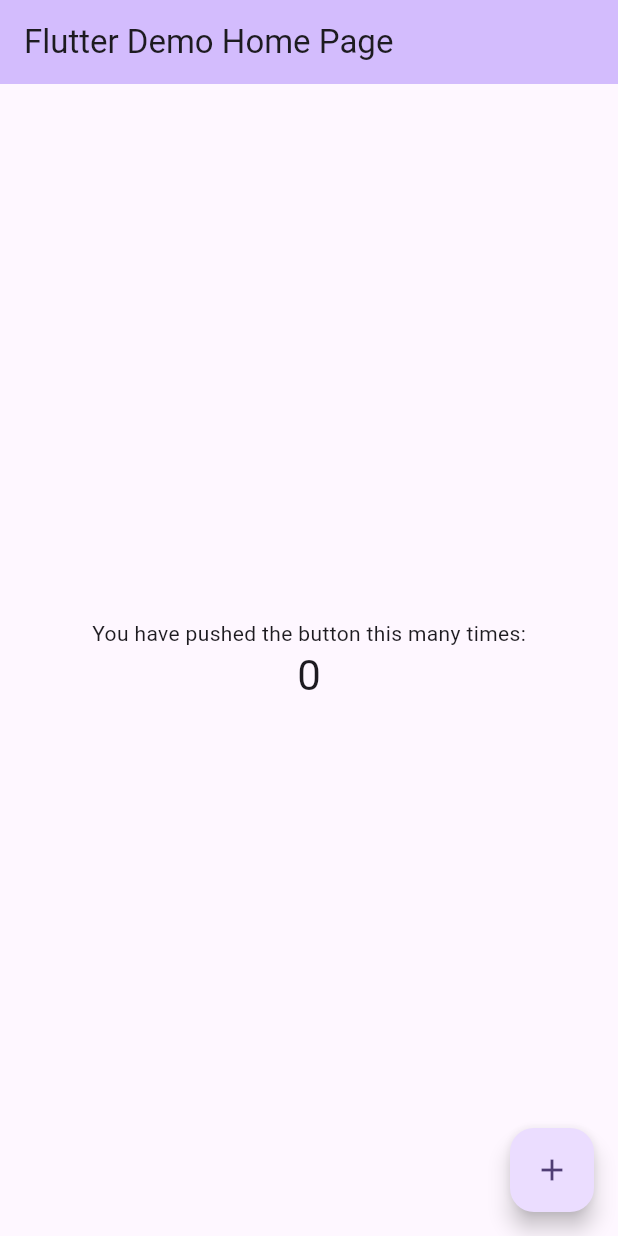
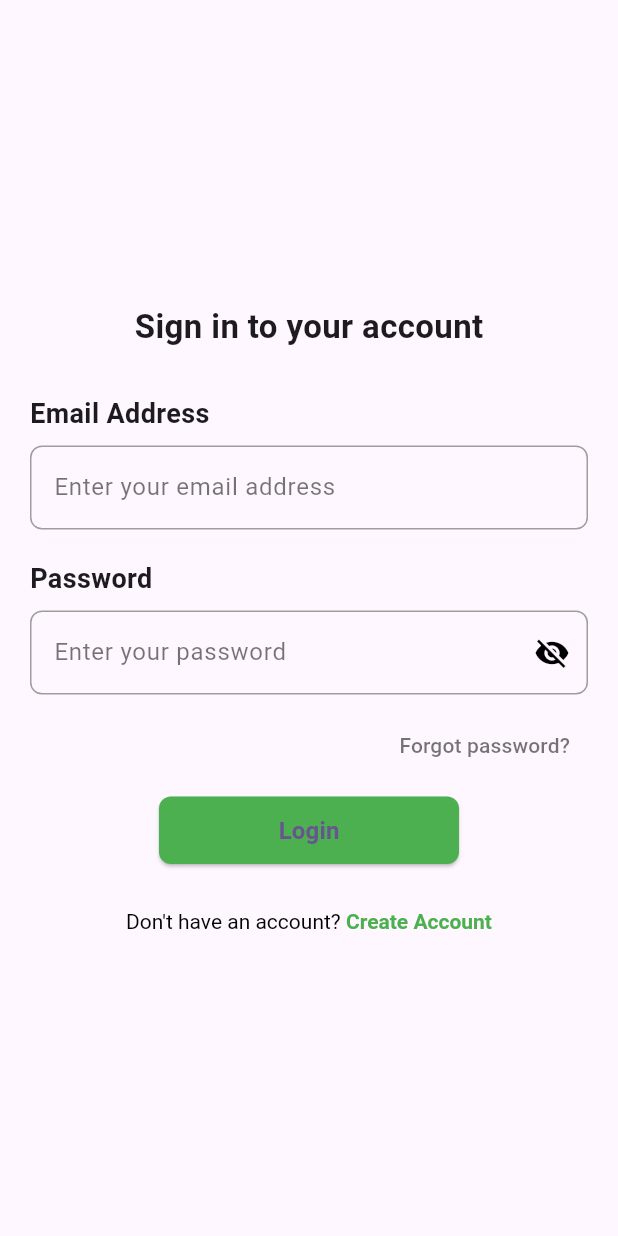
Before and after one commit to PichVichheka/property-rental-app, a Flutter app: the screen it shows after launch, on a phone screen of 412 x 824 dp. Run offline on Flutter 3.47's test engine with Material 3 defaults, Android fonts, the phone set to English and light mode, and no system bars.

Commit message:
complate login static

```diff
--- a/lib/main.dart
+++ b/lib/main.dart
@@ -1,4 +1,5 @@
 import 'package:flutter/material.dart';
+import 'screens/login_screen.dart';
 
 void main() {
   runApp(const MyApp());
@@ -7,116 +8,15 @@ void main() {
 class MyApp extends StatelessWidget {
   const MyApp({super.key});
 
-  // This widget is the root of your application.
   @override
   Widget build(BuildContext context) {
     return MaterialApp(
-      title: 'Flutter Demo',
+      debugShowCheckedModeBanner: false,
+      title: 'Login App',
       theme: ThemeData(
-        // This is the theme of your application.
-        //
-        // TRY THIS: Try running your application with "flutter run". You'll see
-        // the application has a purple toolbar. Then, without quitting the app,
-        // try changing the seedColor in the colorScheme below to Colors.green
-        // and then invoke "hot reload" (save your changes or press the "hot
-        // reload" button in a Flutter-supported IDE, or press "r" if you used
-        // the command line to start the app).
-        //
-        // Notice that the counter didn't reset back to zero; the application
-        // state is not lost during the reload. To reset the state, use hot
-        // restart instead.
-        //
-        // This works for code too, not just values: Most code changes can be
-        // tested with just a hot reload.
-        colorScheme: .fromSeed(seedColor: Colors.deepPurple),
+        colorScheme: ColorScheme.fromSeed(seedColor: Colors.deepPurple),
       ),
-      home: const MyHomePage(title: 'Flutter Demo Home Page'),
+      home: const LoginScreen(), // 👈 start from Login
     );
   }
 }
-
-class MyHomePage extends StatefulWidget {
-  const MyHomePage({super.key, required this.title});
-
-  // This widget is the home page of your application. It is stateful, meaning
-  // that it has a State object (defined below) that contains fields that affect
-  // how it looks.
-
-  // This class is the configuration for the state. It holds the values (in this
-  // case the title) provided by the parent (in this case the App widget) and
-  // used by the build method of the State. Fields in a Widget subclass are
-  // always marked "final".
-
-  final String title;
-
-  @override
-  State<MyHomePage> createState() => _MyHomePageState();
-}
-
-class _MyHomePageState extends State<MyHomePage> {
-  int _counter = 0;
-
-  void _incrementCounter() {
-    setState(() {
-      // This call to setState tells the Flutter framework that something has
-      // changed in this State, which causes it to rerun the build method below
-      // so that the display can reflect the updated values. If we changed
-      // _counter without calling setState(), then the build method would not be
-      // called again, and so nothing would appear to happen.
-      _counter++;
-    });
-  }
-
-  @override
-  Widget build(BuildContext context) {
-    // This method is rerun every time setState is called, for instance as done
-    // by the _incrementCounter method above.
-    //
-    // The Flutter framework has been optimized to make rerunning build methods
-    // fast, so that you can just rebuild anything that needs updating rather
-    // than having to individually change instances of widgets.
-    return Scaffold(
-      appBar: AppBar(
-        // TRY THIS: Try changing the color here to a specific color (to
-        // Colors.amber, perhaps?) and trigger a hot reload to see the AppBar
-        // change color while the other colors stay the same.
-        backgroundColor: Theme.of(context).colorScheme.inversePrimary,
-        // Here we take the value from the MyHomePage object that was created by
-        // the App.build method, and use it to set our appbar title.
-        title: Text(widget.title),
-      ),
-      body: Center(
-        // Center is a layout widget. It takes a single child and positions it
-        // in the middle of the parent.
-        child: Column(
-          // Column is also a layout widget. It takes a list of children and
-          // arranges them vertically. By default, it sizes itself to fit its
-          // children horizontally, and tries to be as tall as its parent.
-          //
-          // Column has various properties to control how it sizes itself and
-          // how it positions its children. Here we use mainAxisAlignment to
-          // center the children vertically; the main axis here is the vertical
-          // axis because Columns are vertical (the cross axis would be
-          // horizontal).
-          //
-          // TRY THIS: Invoke "debug painting" (choose the "Toggle Debug Paint"
-          // action in the IDE, or press "p" in the console), to see the
-          // wireframe for each widget.
-          mainAxisAlignment: .center,
-          children: [
-            const Text('You have pushed the button this many times:'),
-            Text(
-              '$_counter',
-              style: Theme.of(context).textTheme.headlineMedium,
-            ),
-          ],
-        ),
-      ),
-      floatingActionButton: FloatingActionButton(
-        onPressed: _incrementCounter,
-        tooltip: 'Increment',
-        child: const Icon(Icons.add),
-      ),
-    );
-  }
-}
--- /dev/null
+++ b/lib/screens/home_screen.dart
@@ -0,0 +1,18 @@
+import 'package:flutter/material.dart';
+
+class HomeScreen extends StatelessWidget {
+  const HomeScreen({super.key});
+
+  @override
+  Widget build(BuildContext context) {
+    return Scaffold(
+      appBar: AppBar(title: const Text("Home")),
+      body: const Center(
+        child: Text(
+          "Welcome 🎉",
+          style: TextStyle(fontSize: 22),
+        ),
+      ),
+    );
+  }
+}
--- /dev/null
+++ b/lib/screens/login_screen.dart
@@ -0,0 +1,128 @@
+import 'package:flutter/material.dart';
+import '../widgets/custom_text_field.dart';
+
+class LoginScreen extends StatelessWidget {
+  const LoginScreen({super.key});
+
+  @override
+  Widget build(BuildContext context) {
+    return Scaffold(
+      body: SafeArea(
+        child: Padding(
+          padding: const EdgeInsets.all(20),
+          child: Column(
+            mainAxisAlignment: MainAxisAlignment.center,
+            crossAxisAlignment: CrossAxisAlignment.start,
+            children: [
+              // Title
+              const Center(
+                child: Text(
+                  "Sign in to your account",
+                  style: TextStyle(
+                    fontSize: 22,
+                    fontWeight: FontWeight.bold,
+                  ),
+                ),
+              ),
+
+              const SizedBox(height: 30),
+
+              // Email label
+              const Text(
+                "Email Address",
+                style: TextStyle(
+                  fontSize: 18,
+                  fontWeight: FontWeight.bold,
+                ),
+              ),
+
+              const SizedBox(height: 8),
+
+              // Email input without icon
+              const CustomTextField(
+                label: "Enter your email address",
+              ),
+
+              const SizedBox(height: 20),
+
+              // Password label
+              const Text(
+                "Password",
+                style: TextStyle(
+                  fontSize: 18,
+                  fontWeight: FontWeight.bold,
+                ),
+              ),
+
+              const SizedBox(height: 8),
+
+              // Password input without leading icon, keeps eye icon
+              const CustomTextField(
+                label: "Enter your password",
+                isPassword: true,
+              ),
+
+              const SizedBox(height: 10),
+
+              // Forgot password
+              Align(
+                alignment: Alignment.centerRight,
+                child: TextButton(
+                  onPressed: () {},
+                  child: const Text(
+                    "Forgot password?",
+                    style: TextStyle(color: Colors.black54),
+                  ),
+                ),
+              ),
+
+              const SizedBox(height: 10),
+
+              // Login button
+              Center(
+                child: SizedBox(
+                  width: 200,
+                  height: 45,
+                  child: ElevatedButton(
+                    style: ElevatedButton.styleFrom(
+                      backgroundColor: Colors.green,
+                      shape: RoundedRectangleBorder(
+                        borderRadius: BorderRadius.circular(8),
+                      ),
+                    ),
+                    onPressed: () {},
+                    child: const Text(
+                      "Login",
+                      style: TextStyle(fontSize: 16, fontWeight: FontWeight.bold),
+                    ),
+                  ),
+                ),
+              ),
+
+              const SizedBox(height: 30),
+
+              // Create account
+              Center(
+                child: RichText(
+                  text: const TextSpan(
+                    text: "Don't have an account? ",
+                    style: TextStyle(color: Colors.black),
+                    children: [
+                      TextSpan(
+                        text: "Create Account",
+                        style: TextStyle(
+                          color: Colors.green,
+                          fontWeight: FontWeight.bold,
+                        ),
+                      ),
+                    ],
+                  ),
+                ),
+              ),
+            ],
+          ),
+        ),
+      ),
+    );
+  }
+}
--- /dev/null
+++ b/lib/widgets/custom_text_field.dart
@@ -0,0 +1,60 @@
+import 'package:flutter/material.dart';
+
+class CustomTextField extends StatefulWidget {
+  final String label;
+  final IconData? icon; // Make icon optional
+  final bool isPassword;
+
+  const CustomTextField({
+    super.key,
+    required this.label,
+    this.icon, // optional now
+    this.isPassword = false,
+  });
+
+  @override
+  State<CustomTextField> createState() => _CustomTextFieldState();
+}
+
+class _CustomTextFieldState extends State<CustomTextField> {
+  bool _obscureText = true;
+
+  @override
+  Widget build(BuildContext context) {
+    return TextField(
+      obscureText: widget.isPassword ? _obscureText : false,
+      decoration: InputDecoration(
+        labelText: widget.label,
+        labelStyle: const TextStyle(color: Colors.black54),
+
+        // Only show prefixIcon if widget.icon is not null
+        prefixIcon:
+            widget.icon != null ? Icon(widget.icon, color: Colors.black) : null,
+
+        // Eye icon for password
+        suffixIcon: widget.isPassword
+            ? IconButton(
+                icon: Icon(
+                  _obscureText ? Icons.visibility_off : Icons.visibility,
+                  color: Colors.black,
+                ),
+                onPressed: () {
+                  setState(() {
+                    _obscureText = !_obscureText;
+                  });
+                },
+              )
+            : null,
+
+        enabledBorder: OutlineInputBorder(
+          borderRadius: BorderRadius.circular(8),
+          borderSide: const BorderSide(color: Colors.grey),
+        ),
+        focusedBorder: OutlineInputBorder(
+          borderRadius: BorderRadius.circular(8),
+          borderSide: const BorderSide(color: Colors.black54, width: 1.5),
+        ),
+      ),
+    );
+  }
+}
```
Also changed, not shown: lib/screens/authentications/login.dart (deleted), 4 other files.
